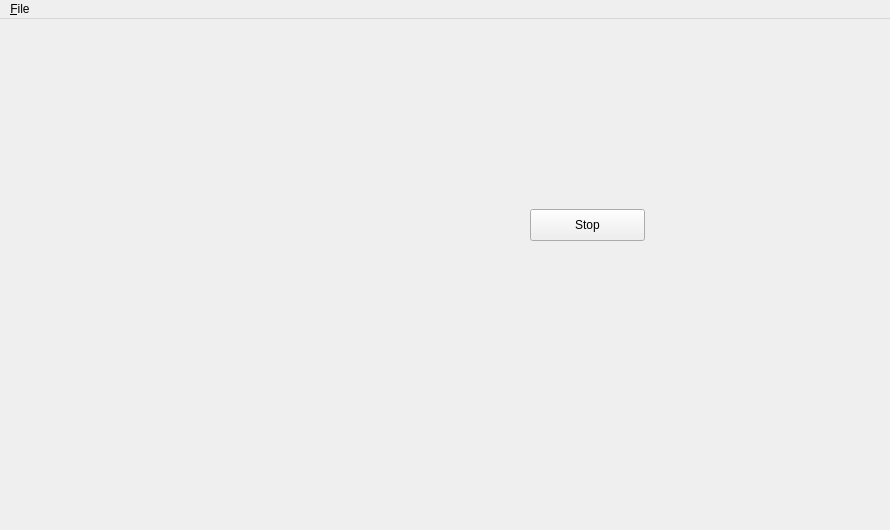
Above: MainWindow.ui from yupferris/snes-apu-dbg before the change. Below: the same form after it.
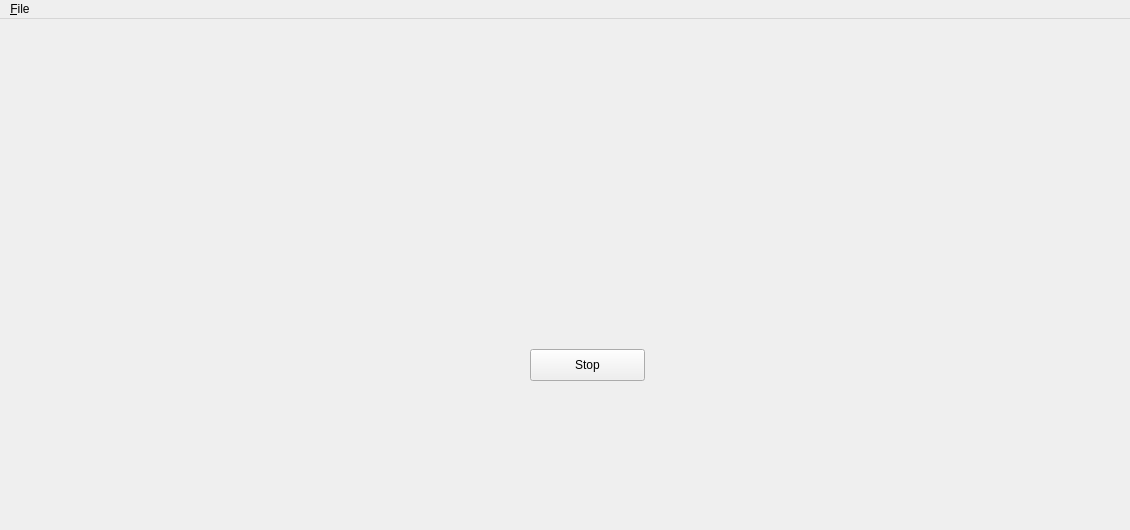
That is the form after the change.

Diff of the .ui file:
```diff
--- a/MainWindow.ui
+++ b/MainWindow.ui
@@ -6,7 +6,7 @@
    <rect>
     <x>0</x>
     <y>0</y>
-    <width>890</width>
+    <width>1130</width>
     <height>530</height>
    </rect>
   </property>
@@ -18,7 +18,7 @@
     <property name="geometry">
      <rect>
       <x>530</x>
-      <y>190</y>
+      <y>330</y>
       <width>115</width>
       <height>32</height>
      </rect>
@@ -42,58 +42,58 @@
      <rect>
       <x>530</x>
       <y>10</y>
-      <width>80</width>
-      <height>80</height>
+      <width>140</width>
+      <height>150</height>
      </rect>
     </property>
    </widget>
    <widget class="QWidget" name="voiceViewer1Container" native="true">
     <property name="geometry">
      <rect>
-      <x>620</x>
+      <x>680</x>
       <y>10</y>
-      <width>80</width>
-      <height>80</height>
+      <width>140</width>
+      <height>150</height>
      </rect>
     </property>
    </widget>
    <widget class="QWidget" name="voiceViewer2Container" native="true">
     <property name="geometry">
      <rect>
-      <x>710</x>
+      <x>830</x>
       <y>10</y>
-      <width>80</width>
-      <height>80</height>
+      <width>140</width>
+      <height>150</height>
      </rect>
     </property>
    </widget>
    <widget class="QWidget" name="voiceViewer3Container" native="true">
     <property name="geometry">
      <rect>
-      <x>800</x>
+      <x>980</x>
       <y>10</y>
-      <width>80</width>
-      <height>80</height>
+      <width>140</width>
+      <height>150</height>
      </rect>
     </property>
    </widget>
    <widget class="QWidget" name="voiceViewer6Container" native="true">
     <property name="geometry">
      <rect>
-      <x>710</x>
-      <y>100</y>
-      <width>80</width>
-      <height>80</height>
+      <x>830</x>
+      <y>170</y>
+      <width>140</width>
+      <height>150</height>
      </rect>
     </property>
    </widget>
    <widget class="QWidget" name="voiceViewer7Container" native="true">
     <property name="geometry">
      <rect>
-      <x>800</x>
-      <y>100</y>
-      <width>80</width>
-      <height>80</height>
+      <x>980</x>
+      <y>170</y>
+      <width>140</width>
+      <height>150</height>
      </rect>
     </property>
    </widget>
@@ -101,19 +101,19 @@
     <property name="geometry">
      <rect>
       <x>530</x>
-      <y>100</y>
-      <width>80</width>
-      <height>80</height>
+      <y>170</y>
+      <width>140</width>
+      <height>150</height>
      </rect>
     </property>
    </widget>
    <widget class="QWidget" name="voiceViewer5Container" native="true">
     <property name="geometry">
      <rect>
-      <x>620</x>
-      <y>100</y>
-      <width>80</width>
-      <height>80</height>
+      <x>680</x>
+      <y>170</y>
+      <width>140</width>
+      <height>150</height>
      </rect>
     </property>
    </widget>
@@ -123,7 +123,7 @@
     <rect>
      <x>0</x>
      <y>0</y>
-     <width>890</width>
+     <width>1130</width>
      <height>22</height>
     </rect>
    </property>
```
